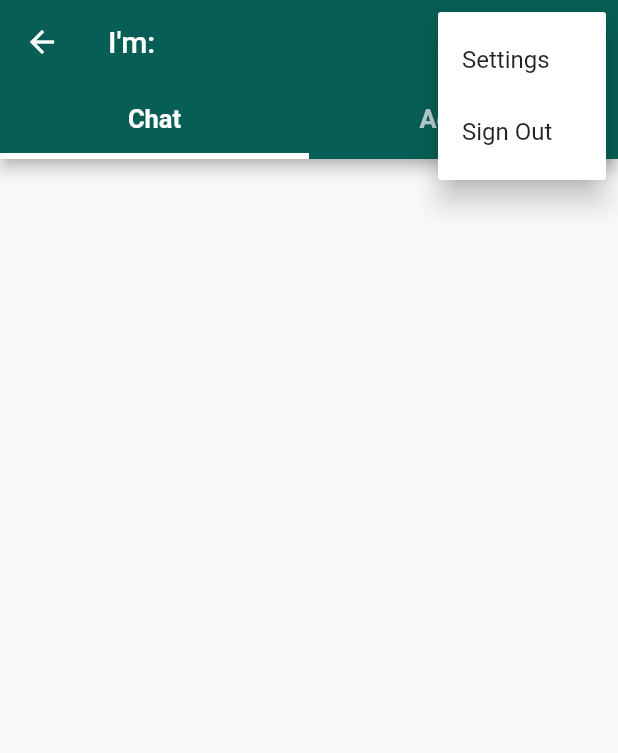
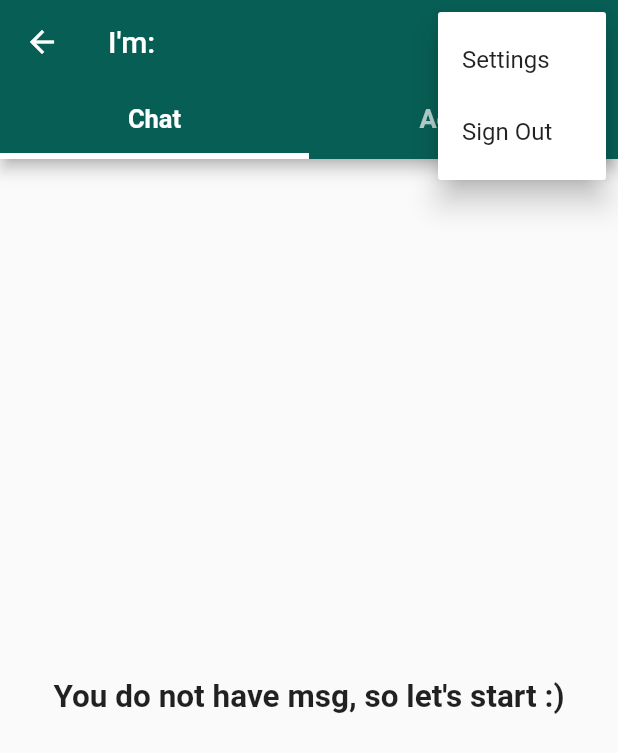
Before and after one commit to hbgit/flutter_a_z, a Flutter app: the HomeScreen screen opened by its route, after a tap on the "more vert" icon, on a phone screen of 412 x 824 dp. Shown: the top 753 px of the screen. Run offline on Flutter 3.47's test engine with Material 2 defaults, Android fonts, the phone set to English and light mode, and no system bars; our stand-ins replace cached_network_image, cloud_firestore, firebase_auth, firebase_storage, image_picker; accounts and stored records are empty.

Commit message:
Fixed chat tab
Signed-off-by: Herbert Rocha <herberthb12@gmail.com>

```diff
--- a/lib/view/ChatTab.dart
+++ b/lib/view/ChatTab.dart
@@ -3,6 +3,7 @@ import 'dart:async';
 import 'package:cloud_firestore/cloud_firestore.dart';
 import 'package:firebase_auth/firebase_auth.dart';
 import 'package:flutter/material.dart';
+import 'package:flutter_a_z/controll/RouteGenerator.dart';
 import 'package:flutter_a_z/model/Chat.dart';
 import 'package:flutter_a_z/model/User.dart';
 
@@ -21,12 +22,16 @@ class _ChatTabState extends State<ChatTab> {
   String _idUserLogIn;
 
   Stream<QuerySnapshot>_addListenerChat(){
+
+    print(_idUserLogIn);
+
     final stream = db.collection("chat")
           .document(_idUserLogIn)
           .collection("lastchat")
           .snapshots();
 
     stream.listen((data) {
+      print(data);
       _controller.add(data);
     });
 
@@ -47,6 +52,11 @@ class _ChatTabState extends State<ChatTab> {
 
     _recoveryDataUser();
 
+    Chat chat = Chat();
+    chat.name = "";
+    chat.msg = "";
+    chat.pathPhoto = "";
+    _listChat.add(chat);
   }
 
 
@@ -58,23 +68,19 @@ class _ChatTabState extends State<ChatTab> {
       builder: (context, snapshot){
         switch (snapshot.connectionState) {
           case ConnectionState.none:
-            return Container();
           case ConnectionState.waiting:
+            print(">>>> ConnectionState.waiting");
             return Center(
-              child: Column(
-                children: [
-                  Text("Loading"),
-                  CircularProgressIndicator()
-                ],
-              ),
+              child: CircularProgressIndicator(),
             );
-            break;
+            //break;
           case ConnectionState.active:
-            return Container();
           case ConnectionState.done:
+            print(">>>> ConnectionState.done");
             if(snapshot.hasError){
               return Text("ERROR to load data :(");
             }else{
+              print(">>>> Has data");
               QuerySnapshot querySnap = snapshot.data;
               if(querySnap.documents.length == 0){
                 return Center(
@@ -92,6 +98,8 @@ class _ChatTabState extends State<ChatTab> {
                 itemCount: _listChat.length,
                 itemBuilder: (context, index){
 
+                  print(">>>> Generating ListView");
+
                   List<DocumentSnapshot> chats = querySnap.documents.toList();
                   DocumentSnapshot item = chats[index];
 
@@ -103,11 +111,17 @@ class _ChatTabState extends State<ChatTab> {
 
                   User user = User();
                   user.name = name;
+                  print(">>>> " + user.name);
                   user.urlImage = urlImg;
                   user.idUser = idTo;
 
                   return ListTile(
-                    onTap: (){},
+                    onTap: (){
+                      Navigator.pushNamed(
+                      context,
+                      RouteGenerator.ROUTE_MSG,
+                      arguments: user);
+                    },
                     contentPadding: EdgeInsets.fromLTRB(15, 7, 15, 7),
                     leading: CircleAvatar(
                       maxRadius: 30,
@@ -138,6 +152,7 @@ class _ChatTabState extends State<ChatTab> {
             }
             break;
           default:
+            print(">>>> Default");
             return Container();
         }
       },
```
Also changed, not shown: lib/view/AgendaTab.dart (line endings or trailing spaces).
